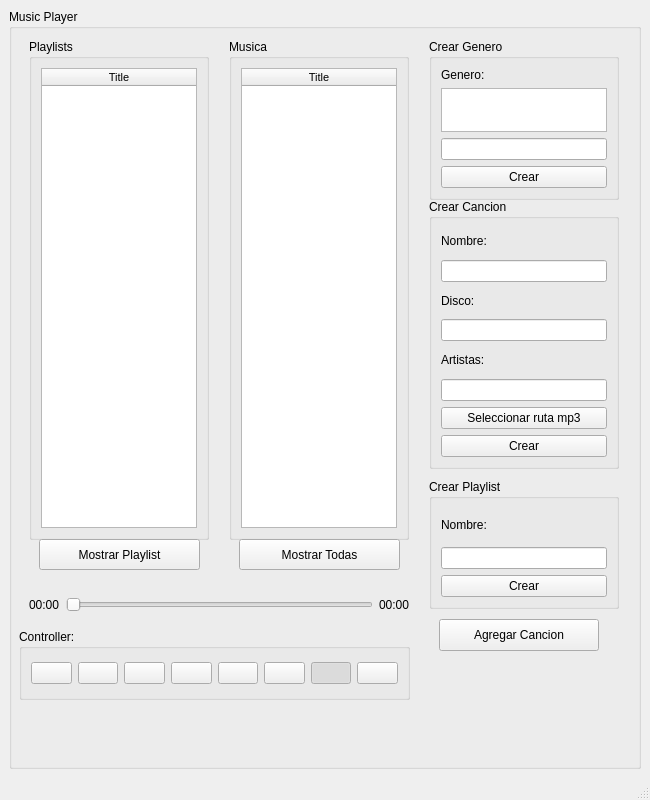
The window that Music Player/GUI/uiexample.ui (jairoaguilarts/Music-Player) describes before a commit, drawn with Qt 5.
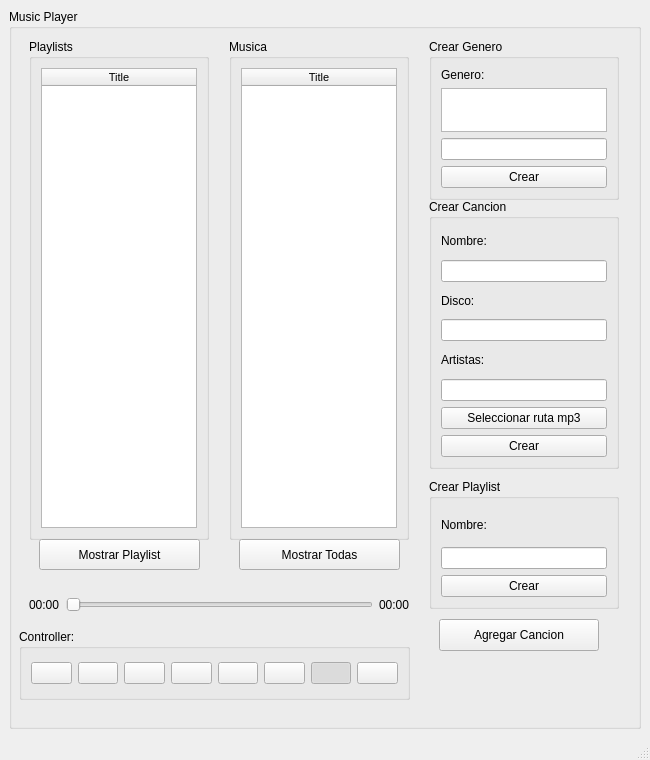
The same window after the commit. Icons and pictures are not drawn.

Commit message: Arreglando boton play

Patch:
```diff
--- a/Music Player/GUI/uiexample.ui
+++ b/Music Player/GUI/uiexample.ui
@@ -7,7 +7,7 @@
     <x>0</x>
     <y>0</y>
     <width>650</width>
-    <height>800</height>
+    <height>760</height>
    </rect>
   </property>
   <property name="sizePolicy">
@@ -19,7 +19,7 @@
   <property name="minimumSize">
    <size>
     <width>650</width>
-    <height>800</height>
+    <height>760</height>
    </size>
   </property>
   <property name="maximumSize">
```
Left out of the diff: 2 changed lines with no effect on the pictures. The commit also changes 6 other files.
